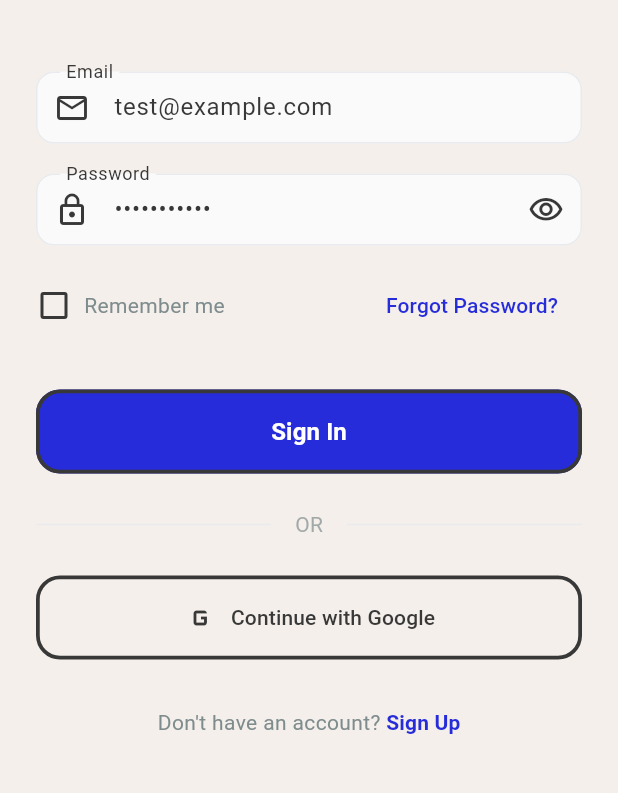
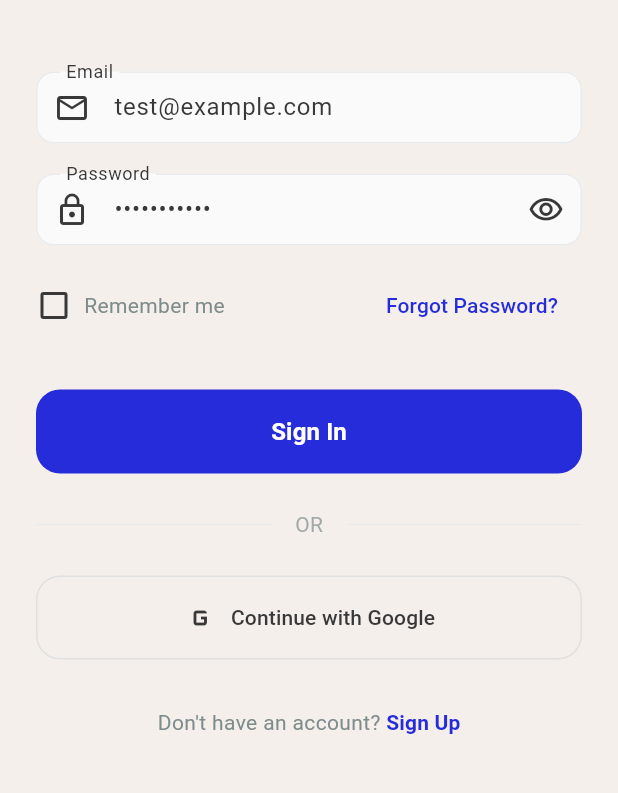
Before and after one commit to lasharela/spectrum, a Flutter app: the screen it shows after launch, after a tap on "Skip", on a phone screen of 412 x 824 dp, the part 374-1167 px from its top. Run offline on Flutter 3.47's test engine with Material 3 defaults, Android fonts, the phone set to English and light mode, and no system bars; our stand-ins replace email_validator, flutter_map, latlong2.

Commit message:
Update onboarding screens for design consistency
- Removed heavy outlines from welcome screen icons
- Updated welcome screen icons with soft blue background
- Changed Google login button from heavy outline to light border
- Removed black borders from CustomButton widget
- Made all buttons consistent with clean blue design

```diff
--- a/lib/screens/login_screen.dart
+++ b/lib/screens/login_screen.dart
@@ -280,7 +280,7 @@ class _LoginScreenState extends State<LoginScreen> {
                     label: const Text('Continue with Google'),
                     style: OutlinedButton.styleFrom(
                       padding: const EdgeInsets.symmetric(vertical: 16),
-                      side: BorderSide(color: AppColors.blackBorder, width: 2.5),
+                      side: BorderSide(color: Colors.grey.shade300, width: 1),
                       shape: RoundedRectangleBorder(
                         borderRadius: BorderRadius.circular(16),
                       ),
--- a/lib/screens/welcome_screen.dart
+++ b/lib/screens/welcome_screen.dart
@@ -137,17 +137,13 @@ class _WelcomeScreenState extends State<WelcomeScreen> {
                               minWidth: 150,
                             ),
                             decoration: BoxDecoration(
-                              color: Colors.white,
+                              color: AppColors.primary.withOpacity(0.1),
                               shape: BoxShape.circle,
-                              border: Border.all(
-                                color: AppColors.blackBorder,
-                                width: 2.5,
-                              ),
                               boxShadow: [
                                 BoxShadow(
-                                  color: Colors.black.withOpacity(0.1),
-                                  blurRadius: 0,
-                                  offset: const Offset(3, 3),
+                                  color: Colors.black.withOpacity(0.05),
+                                  blurRadius: 10,
+                                  offset: const Offset(0, 2),
                                 ),
                               ],
                             ),
--- a/lib/widgets/custom_button.dart
+++ b/lib/widgets/custom_button.dart
@@ -35,10 +35,6 @@ class CustomButton extends StatelessWidget {
           foregroundColor: textColor ?? Colors.white,
           shape: RoundedRectangleBorder(
             borderRadius: borderRadius ?? BorderRadius.circular(16.0),
-            side: BorderSide(
-              color: AppColors.blackBorder,
-              width: 2.5,
-            ),
           ),
           elevation: 0,
           shadowColor: Colors.transparent,
```
